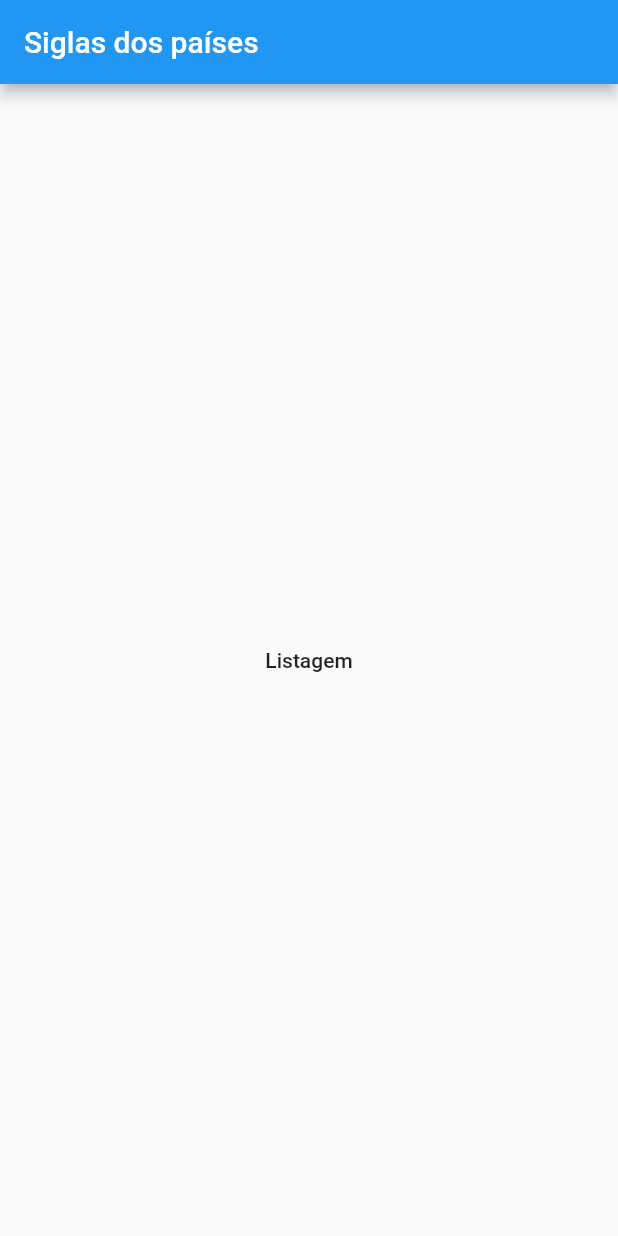
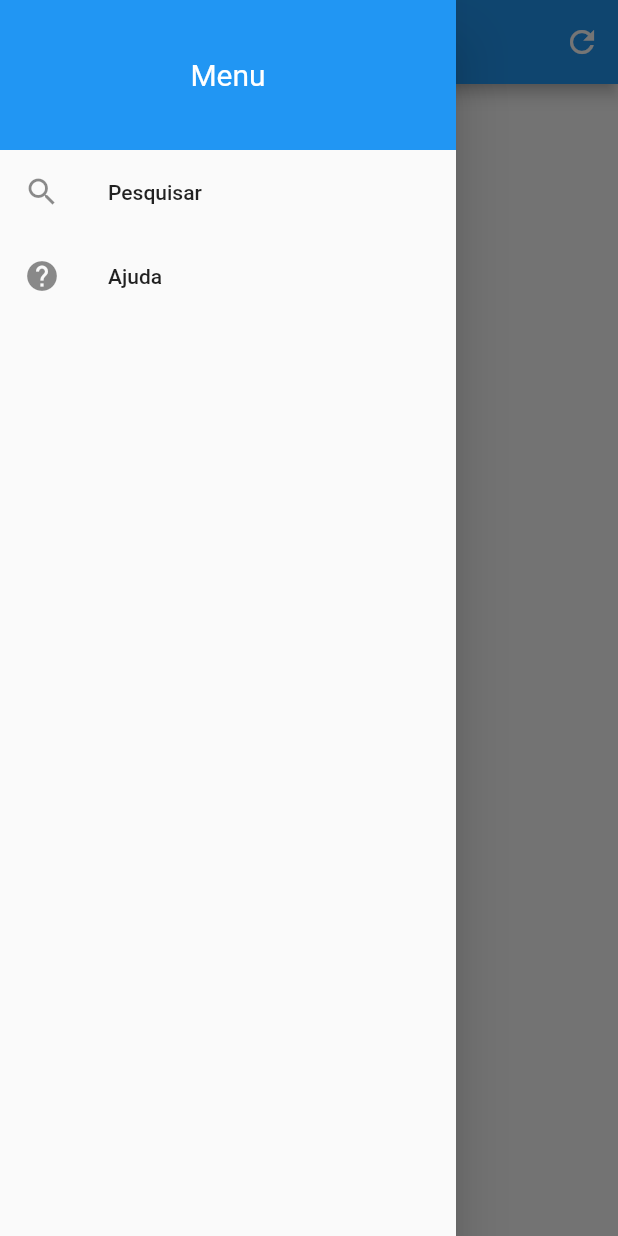
Before and after one commit to rumbleh/sigla_pais_app, a Flutter app: the screen it shows after launch, with the side drawer open (before the commit the screen has no drawer), on a phone screen of 412 x 824 dp. Run offline on Flutter 3.47's test engine with Material 2 defaults, Android fonts, the phone set to English and light mode, and no system bars.

Commit message:
Inclusão do menu

```diff
--- /dev/null
+++ b/lib/view/menu.dart
@@ -0,0 +1,38 @@
+import 'package:flutter/material.dart';
+
+class Menu extends StatelessWidget {
+  @override
+  Widget build(BuildContext context) {
+    return Container(
+      child: SafeArea(
+        child: Drawer(
+          child: ListView(
+            children: [
+              Container(
+                alignment: Alignment.center,
+                color: Colors.blue,
+                height: 100.0,
+                child: Text(
+                  "Menu",
+                  style: TextStyle(
+                      fontSize: 20.0,
+                      color: Colors.white,
+                      fontWeight: FontWeight.w400),
+                ),
+              ),
+              ListTile(
+                leading: Icon(Icons.search),
+                title: Text("Pesquisar"),
+                onTap: () => {},
+              ),
+              ListTile(
+                  leading: Icon(Icons.help),
+                  title: Text("Ajuda"),
+                  onTap: () => {}),
+            ],
+          ),
+        ),
+      ),
+    );
+  }
+}
--- a/lib/view/paises_screen.dart
+++ b/lib/view/paises_screen.dart
@@ -1,5 +1,6 @@
 import 'package:flutter/material.dart';
 import 'package:sigla_pais_app/service/requisicao.dart';
+import 'package:sigla_pais_app/view/menu.dart';
 
 class PaisesScreen extends StatelessWidget {
   @override
@@ -7,14 +8,16 @@ class PaisesScreen extends StatelessWidget {
     return Scaffold(
       appBar: AppBar(
         title: Text("Siglas dos países"),
+        actions: [IconButton(icon: Icon(Icons.refresh), onPressed: () {})],
       ),
       body: Container(
         alignment: Alignment.center,
         child: FlatButton(
-            child: Text("Listagem"),
-          onPressed: ()=> {Requisicao.requisicaoPaises()},
+          child: Text("Listagem"),
+          onPressed: () => {Requisicao.requisicaoPaises()},
         ),
       ),
+      drawer: Menu(),
     );
   }
 }
```
